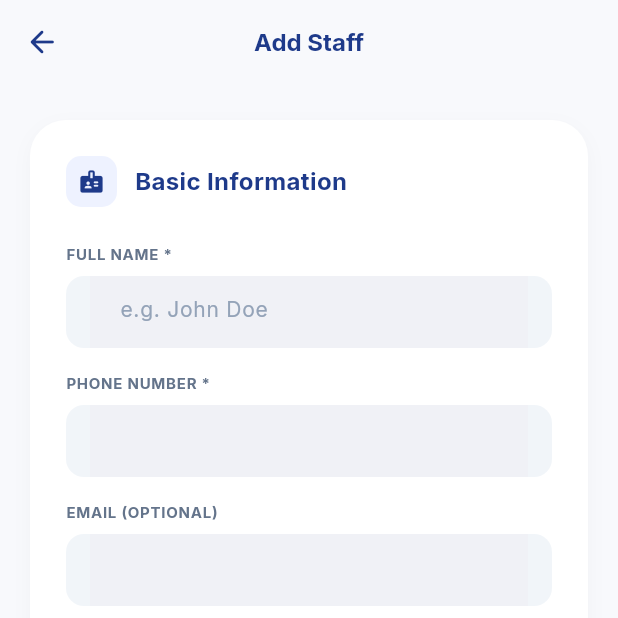
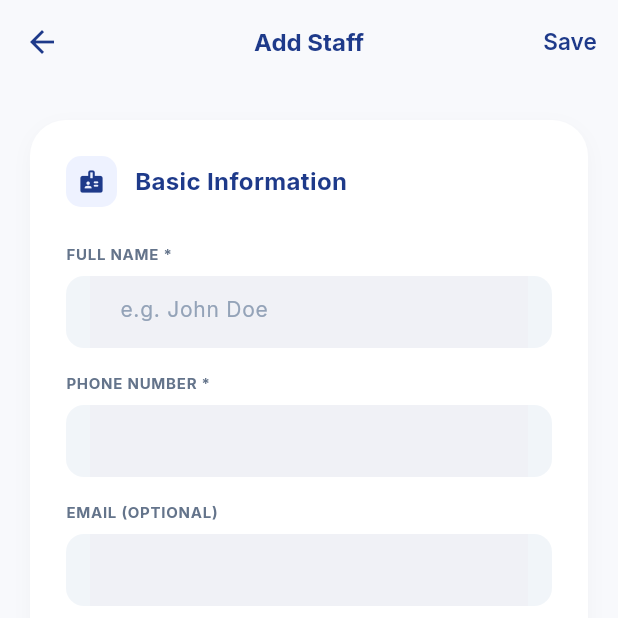
Before and after one commit to sharad8855/clothes, a Flutter app: the AddStaffScreen screen opened directly, on a phone screen of 412 x 824 dp, the top half of it. Run offline on Flutter 3.47's test engine with Material 3 defaults, Android fonts, the phone set to English and light mode, and no system bars; our stand-ins replace flutter_secure_storage, google_fonts, shared_preferences; accounts and stored records are empty.

Commit message:
worked on add validation messege and add the save button add

```diff
--- a/lib/screens/staff/add_staff_screen.dart
+++ b/lib/screens/staff/add_staff_screen.dart
@@ -42,7 +42,7 @@ class _AddStaffScreenState extends State<AddStaffScreen> {
   void _validatePhone() {
     final digits = _phoneController.text.replaceAll(RegExp(r'[^0-9]'), '');
     setState(() {
-      if (digits.length > 10) {
+      if (digits.isNotEmpty && digits.length != 10) {
         _phoneError = context.phoneMustBe10Digits;
       } else {
         _phoneError = null;
@@ -150,7 +150,7 @@ class _AddStaffScreenState extends State<AddStaffScreen> {
       elevation: 0,
       scrolledUnderElevation: 0,
       leading: IconButton(
-        icon: const Icon(Icons.arrow_back_rounded, color: Color(0xFF1E3A8A)),
+        icon: const Icon(Icons.arrow_back, color: Color(0xFF1E3A8A)),
         onPressed: () => Navigator.pop(context),
       ),
       centerTitle: true,
@@ -162,6 +162,19 @@ class _AddStaffScreenState extends State<AddStaffScreen> {
           color: const Color(0xFF1E3A8A),
         ),
       ),
+      actions: [
+        TextButton(
+          onPressed: _isLoading ? null : _handleSaveStaff,
+          child: Text(
+            context.save,
+            style: GoogleFonts.inter(
+              fontSize: 15,
+              fontWeight: FontWeight.w600,
+              color: const Color(0xFF1E3A8A),
+            ),
+          ),
+        ),
+      ],
     );
   }
 
@@ -212,7 +225,10 @@ class _AddStaffScreenState extends State<AddStaffScreen> {
             '',
             controller: _phoneController,
             keyboardType: TextInputType.number,
-            inputFormatters: [FilteringTextInputFormatter.digitsOnly],
+            inputFormatters: [
+              FilteringTextInputFormatter.digitsOnly,
+              LengthLimitingTextInputFormatter(10),
+            ],
             errorText: _phoneError,
           ),
           const SizedBox(height: 16),
```
